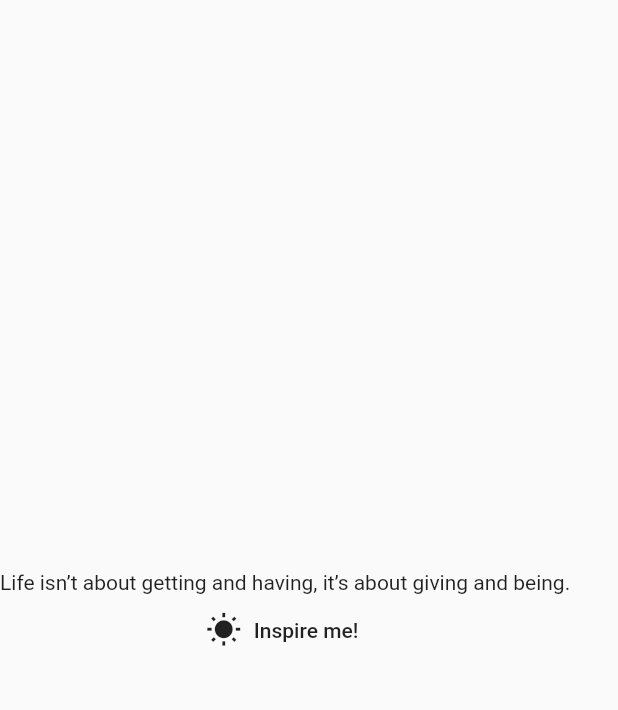
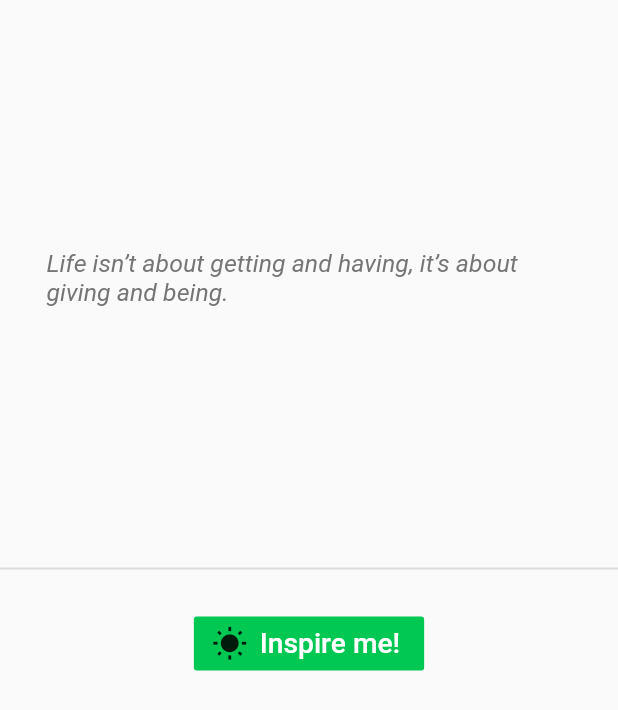
Before and after one commit to cmj123/flutter_app_development, a Flutter app: the screen it shows after launch, on a phone screen of 412 x 824 dp. Shown: the top 710 px of the screen. Run offline on Flutter 3.47's test engine with Material 2 defaults, Android fonts, the phone set to English and light mode, and no system bars.

Commit message:
Completed quote app

```diff
--- a/quote_app/lib/ui/home.dart
+++ b/quote_app/lib/ui/home.dart
@@ -8,7 +8,6 @@ class Wisdom extends StatefulWidget {
 }
 
 class _WisdomState extends State<Wisdom> {
-
   int _index = 0;
 
   List quotes = [
@@ -35,10 +34,38 @@ class _WisdomState extends State<Wisdom> {
         child: Column(
           mainAxisAlignment: MainAxisAlignment.center,
           children: <Widget>[
-            Text(quotes[_index % quotes.length]),
-            FlatButton.icon(onPressed: _showQuote,
-                icon: Icon(Icons.wb_sunny),
-                label:   Text("Inspire me!"))
+            Expanded(
+              child: Center(
+                child: Container(
+                    width: 350,
+                    height: 200,
+                    margin: EdgeInsets.all(30.0),
+                    decoration: BoxDecoration(
+                        color: Colors.transparent,
+                        borderRadius: BorderRadius.circular(14.5)),
+                    child: Center(
+                        child: Text(quotes[_index % quotes.length],
+                            style: TextStyle(
+                                color: Colors.grey.shade600,
+                                fontStyle: FontStyle.italic,
+                                fontSize: 16.5)))),
+              ),
+            ),
+            Divider(
+              thickness: 1.3,
+            ),
+            Padding(
+              padding: const EdgeInsets.only(top: 18.0),
+              child: FlatButton.icon(
+                  onPressed: _showQuote,
+                  color: Colors.greenAccent.shade700,
+                  icon: Icon(Icons.wb_sunny),
+                  label: Text(
+                    "Inspire me!",
+                    style: TextStyle(color: Colors.white, fontSize: 18.8),
+                  )),
+            ),
+            Spacer()
           ],
         ),
       ),
@@ -50,6 +77,5 @@ class _WisdomState extends State<Wisdom> {
     setState(() {
       _index++;
     });
-
   }
 }
```
